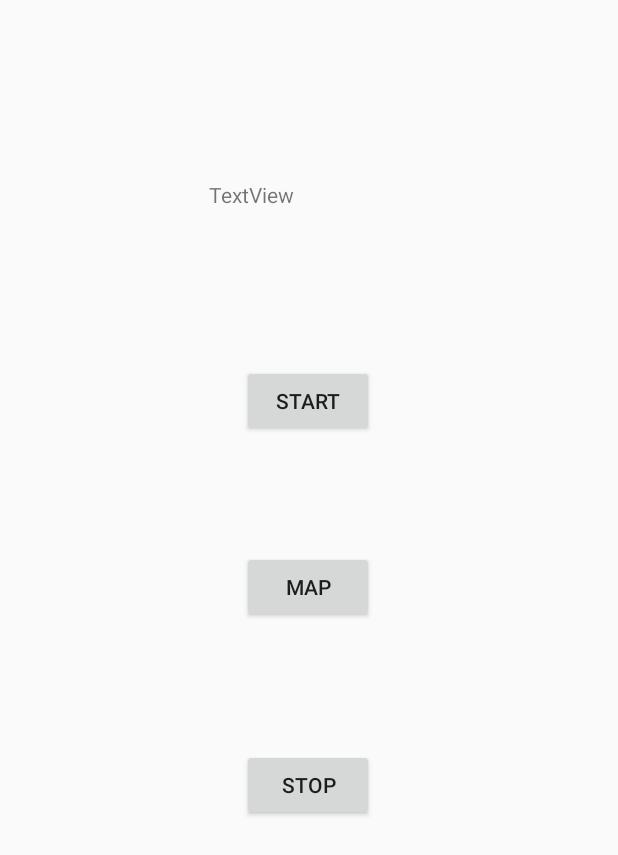
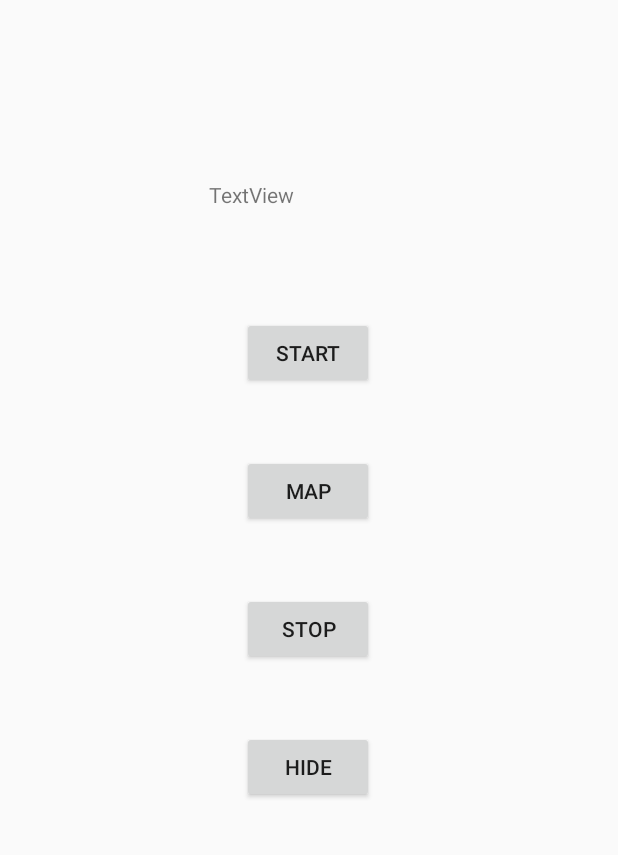
Before and after one commit to Rems95/PingApp3, an Android app: the GameViewActivity screen opened directly, with no data from a screen before it, on a phone screen of 412 x 824 dp. Shown: the top 855 px of the screen. Run offline under Robolectric (Android 15) with nearby library versions, the phone set to English and light mode, and no system bars; our stand-ins replace Firebase (no records; nobody signed in at launch, a user with empty details on screens opened directly); Roboto replaces fonts that are not available here; 3 statements that could not run were skipped.

Commit message:
Add a skill for mouse----hide his position -----YUAN

```diff
--- a/app/src/main/java/com/example/ping3/utils/TimerService.java
+++ b/app/src/main/java/com/example/ping3/utils/TimerService.java
@@ -34,7 +34,6 @@ public class TimerService extends Service {
             };
             timer.schedule(timerTask,0,1000);
         }
-
     }
     @Override
     public void onDestroy() {
--- a/app/src/main/res/layout/activity_game_view.xml
+++ b/app/src/main/res/layout/activity_game_view.xml
@@ -19,36 +19,49 @@
         app:layout_constraintTop_toTopOf="parent" />
 
     <Button
-        android:id="@+id/goToMap"
+        android:id="@+id/button_start_game"
         android:layout_width="wrap_content"
         android:layout_height="wrap_content"
-        android:layout_marginTop="200dp"
-        android:onClick="OnButtonGoToMapClicked"
-        android:text="Map"
+        android:layout_marginTop="44dp"
+        android:onClick="OnButtonStartClicked"
+        android:text="Start"
         app:layout_constraintEnd_toEndOf="@+id/Timer"
         app:layout_constraintStart_toStartOf="@+id/Timer"
         app:layout_constraintTop_toBottomOf="@+id/Timer" />
 
     <Button
-        android:id="@+id/button2"
+        android:id="@+id/goToMap"
         android:layout_width="wrap_content"
         android:layout_height="wrap_content"
-        android:onClick="OnButtonStartClicked"
-        android:text="Start"
-        app:layout_constraintBottom_toTopOf="@+id/goToMap"
-        app:layout_constraintEnd_toEndOf="@+id/Timer"
-        app:layout_constraintStart_toStartOf="@+id/Timer"
-        app:layout_constraintTop_toBottomOf="@+id/Timer" />
+        android:layout_marginTop="44dp"
+        android:onClick="OnButtonGoToMapClicked"
+        android:text="Map"
+        app:layout_constraintEnd_toEndOf="@+id/button_start_game"
+        app:layout_constraintStart_toStartOf="@+id/button_start_game"
+        app:layout_constraintTop_toBottomOf="@+id/button_start_game" />
 
     <Button
         android:id="@+id/button_stop"
         android:layout_width="wrap_content"
         android:layout_height="wrap_content"
-        android:layout_marginTop="84dp"
+        android:layout_marginTop="44dp"
         android:onClick="OnButtonStopClicked"
         android:text="STOP"
         app:layout_constraintEnd_toEndOf="@+id/goToMap"
         app:layout_constraintHorizontal_bias="0.0"
         app:layout_constraintStart_toStartOf="@+id/goToMap"
         app:layout_constraintTop_toBottomOf="@+id/goToMap" />
+
+    <Button
+        android:id="@+id/button_hide_position"
+        android:layout_width="wrap_content"
+        android:layout_height="wrap_content"
+        android:layout_marginTop="44dp"
+        android:onClick="onHideMousePositionClicked"
+        android:text="Hide"
+        app:layout_constraintEnd_toEndOf="@+id/button_stop"
+        app:layout_constraintHorizontal_bias="0.0"
+        app:layout_constraintStart_toStartOf="@+id/button_stop"
+        app:layout_constraintTop_toBottomOf="@+id/button_stop" />
+
 </androidx.constraintlayout.widget.ConstraintLayout>
```
Also changed, not shown: app/src/main/java/com/example/ping3/activities/GameViewActivity.java (+40 -7 lines), app/src/main/java/com/example/ping3/activities/MapsActivity.java (+19 -0 lines), 1 other file.
